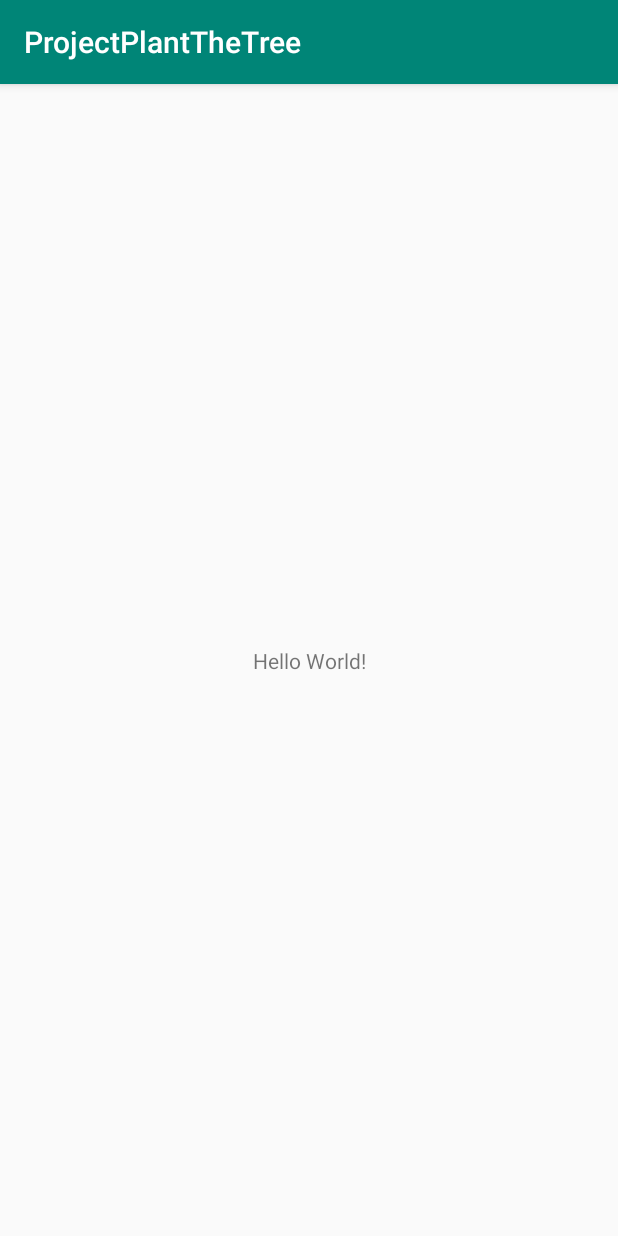
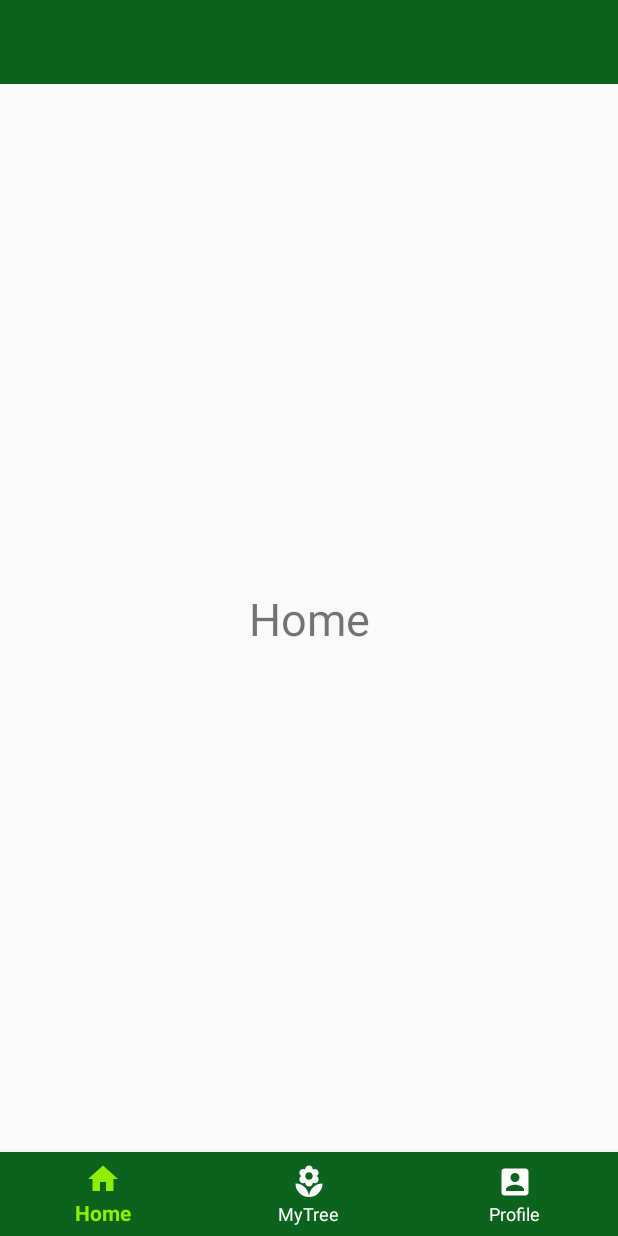
Before and after one commit to Heanphearak/PlantTheTree, an Android app: the screen it shows after launch (MainActivity), on a phone screen of 412 x 824 dp. Run offline under Robolectric (Android 15) with nearby library versions, the phone set to English and light mode, and no system bars; our stand-ins replace navigation-ui.

Commit message:
navigation

```diff
--- /dev/null
+++ b/app/src/main/java/niptict/edu/projectplantthetree/HomeFragment.kt
@@ -0,0 +1,18 @@
+package niptict.edu.projectplantthetree
+
+
+import android.os.Bundle
+import androidx.fragment.app.Fragment
+import android.view.LayoutInflater
+import android.view.View
+import android.view.ViewGroup
+
+class HomeFragment : Fragment() {
+
+
+    override fun onCreateView(inflater: LayoutInflater, container: ViewGroup?,
+        savedInstanceState: Bundle?): View? {
+        // Inflate the layout for this fragment
+        return inflater.inflate(R.layout.fragment_home, container, false)
+    }
+}
--- a/app/src/main/java/niptict/edu/projectplantthetree/MainActivity.kt
+++ b/app/src/main/java/niptict/edu/projectplantthetree/MainActivity.kt
@@ -2,11 +2,16 @@ package niptict.edu.projectplantthetree
 
 import androidx.appcompat.app.AppCompatActivity
 import android.os.Bundle
+import androidx.navigation.findNavController
+import androidx.navigation.ui.setupWithNavController
+import kotlinx.android.synthetic.main.activity_main.*
 
 class MainActivity : AppCompatActivity() {
 
     override fun onCreate(savedInstanceState: Bundle?) {
         super.onCreate(savedInstanceState)
         setContentView(R.layout.activity_main)
+        val navController = findNavController(R.id.myNavHostFragment)
+        bottom_navigation.setupWithNavController(navController)
     }
 }
--- /dev/null
+++ b/app/src/main/res/drawable/ic_home.xml
@@ -0,0 +1,5 @@
+<vector android:height="24dp" android:tint="#FFFFFF"
+    android:viewportHeight="24.0" android:viewportWidth="24.0"
+    android:width="24dp" xmlns:android="http://schemas.android.com/apk/res/android">
+    <path android:fillColor="#FF000000" android:pathData="M10,20v-6h4v6h5v-8h3L12,3 2,12h3v8z"/>
+</vector>
--- /dev/null
+++ b/app/src/main/res/drawable/ic_my_tree.xml
@@ -0,0 +1,5 @@
+<vector android:height="24dp" android:tint="#FFFFFF"
+    android:viewportHeight="24.0" android:viewportWidth="24.0"
+    android:width="24dp" xmlns:android="http://schemas.android.com/apk/res/android">
+    <path android:fillColor="#FF000000" android:pathData="M12,22c4.97,0 9,-4.03 9,-9 -4.97,0 -9,4.03 -9,9zM5.6,10.25c0,1.38 1.12,2.5 2.5,2.5 0.53,0 1.01,-0.16 1.42,-0.44l-0.02,0.19c0,1.38 1.12,2.5 2.5,2.5s2.5,-1.12 2.5,-2.5l-0.02,-0.19c0.4,0.28 0.89,0.44 1.42,0.44 1.38,0 2.5,-1.12 2.5,-2.5 0,-1 -0.59,-1.85 -1.43,-2.25 0.84,-0.4 1.43,-1.25 1.43,-2.25 0,-1.38 -1.12,-2.5 -2.5,-2.5 -0.53,0 -1.01,0.16 -1.42,0.44l0.02,-0.19C14.5,2.12 13.38,1 12,1S9.5,2.12 9.5,3.5l0.02,0.19c-0.4,-0.28 -0.89,-0.44 -1.42,-0.44 -1.38,0 -2.5,1.12 -2.5,2.5 0,1 0.59,1.85 1.43,2.25 -0.84,0.4 -1.43,1.25 -1.43,2.25zM12,5.5c1.38,0 2.5,1.12 2.5,2.5s-1.12,2.5 -2.5,2.5S9.5,9.38 9.5,8s1.12,-2.5 2.5,-2.5zM3,13c0,4.97 4.03,9 9,9 0,-4.97 -4.03,-9 -9,-9z"/>
+</vector>
--- /dev/null
+++ b/app/src/main/res/drawable/ic_profile.xml
@@ -0,0 +1,5 @@
+<vector android:height="24dp" android:tint="#FFFFFF"
+    android:viewportHeight="24.0" android:viewportWidth="24.0"
+    android:width="24dp" xmlns:android="http://schemas.android.com/apk/res/android">
+    <path android:fillColor="#FF000000" android:pathData="M3,5v14c0,1.1 0.89,2 2,2h14c1.1,0 2,-0.9 2,-2L21,5c0,-1.1 -0.9,-2 -2,-2L5,3c-1.11,0 -2,0.9 -2,2zM15,9c0,1.66 -1.34,3 -3,3s-3,-1.34 -3,-3 1.34,-3 3,-3 3,1.34 3,3zM6,17c0,-2 4,-3.1 6,-3.1s6,1.1 6,3.1v1L6,18v-1z"/>
+</vector>
--- /dev/null
+++ b/app/src/main/res/drawable/item_selected.xml
@@ -0,0 +1,7 @@
+<?xml version="1.0" encoding="utf-8"?>
+<selector xmlns:android="http://schemas.android.com/apk/res/android">
+    <item android:state_checked="true"
+        android:color="#90EE02"/>
+    <item android:state_checked="false"
+        android:color="#FFFFFF"/>
+</selector>
--- a/app/src/main/res/layout/activity_main.xml
+++ b/app/src/main/res/layout/activity_main.xml
@@ -5,14 +5,37 @@
     android:layout_width="match_parent"
     android:layout_height="match_parent"
     tools:context=".MainActivity">
+    <androidx.appcompat.widget.Toolbar
+        android:id="@+id/toolbar"
+        app:layout_constraintTop_toTopOf="parent"
+        android:background="#0C631E"
+        android:layout_width="match_parent"
+        android:layout_height="wrap_content"/>
 
-    <TextView
-        android:layout_width="wrap_content"
+    <fragment
+        android:id="@+id/myNavHostFragment"
+        android:name="androidx.navigation.fragment.NavHostFragment"
+        android:layout_width="match_parent"
         android:layout_height="wrap_content"
-        android:text="Hello World!"
-        app:layout_constraintBottom_toBottomOf="parent"
+        app:defaultNavHost="true"
+        app:layout_constraintBottom_toTopOf="@+id/bottom_navigation"
+        app:layout_constraintTop_toBottomOf="@+id/toolbar"
+        app:navGraph="@navigation/graph_navigation" />
+
+
+    <com.google.android.material.bottomnavigation.BottomNavigationView
+        android:id="@+id/bottom_navigation"
+        android:background="#0C631E"
         app:layout_constraintLeft_toLeftOf="parent"
         app:layout_constraintRight_toRightOf="parent"
-        app:layout_constraintTop_toTopOf="parent" />
+        app:layout_constraintBottom_toBottomOf="parent"
+        app:menu="@menu/menu_navigation"
+        app:labelVisibilityMode="labeled"
+        app:itemTextColor="@drawable/item_selected"
+        app:itemIconTint="@drawable/item_selected"
+        android:layout_width="0dp"
+        android:layout_height="wrap_content">
+    </com.google.android.material.bottomnavigation.BottomNavigationView>
+
 
 </androidx.constraintlayout.widget.ConstraintLayout>
--- /dev/null
+++ b/app/src/main/res/layout/fragment_home.xml
@@ -0,0 +1,19 @@
+<?xml version="1.0" encoding="utf-8"?>
+<androidx.constraintlayout.widget.ConstraintLayout xmlns:android="http://schemas.android.com/apk/res/android"
+    xmlns:tools="http://schemas.android.com/tools"
+    android:layout_width="match_parent"
+    android:layout_height="match_parent"
+    xmlns:app="http://schemas.android.com/apk/res-auto"
+    tools:context=".HomeFragment">
+
+    <!-- TODO: Update blank fragment layout -->
+
+    <TextView
+        app:layout_constraintTop_toTopOf="parent"
+        android:textAlignment="center"
+        android:layout_width="match_parent"
+        android:layout_height="match_parent"
+        android:textSize="30sp"
+        android:text="Home" />
+
+</androidx.constraintlayout.widget.ConstraintLayout>
--- /dev/null
+++ b/app/src/main/res/menu/menu_navigation.xml
@@ -0,0 +1,17 @@
+<?xml version="1.0" encoding="utf-8"?>
+<menu xmlns:android="http://schemas.android.com/apk/res/android">
+        <item
+            android:title="Home"
+            android:id="@+id/home_navigation"
+            android:icon="@drawable/ic_home"/>
+        <item
+            android:title="MyTree"
+            android:id="@+id/my_tree_navigation"
+            android:icon="@drawable/ic_my_tree"/>
+        <item
+            android:title="Profile"
+            android:id="@+id/profile_navigation"
+            android:icon="@drawable/ic_profile"/>
+
+
+</menu>
--- /dev/null
+++ b/app/src/main/res/navigation/graph_navigation.xml
@@ -0,0 +1,23 @@
+<?xml version="1.0" encoding="utf-8"?>
+<navigation xmlns:android="http://schemas.android.com/apk/res/android"
+    xmlns:app="http://schemas.android.com/apk/res-auto"
+    xmlns:tools="http://schemas.android.com/tools"
+    android:id="@+id/graph_navigation"
+    app:startDestination="@id/home_navigation">
+
+    <fragment
+        android:id="@+id/home_navigation"
+        android:name="niptict.edu.projectplantthetree.HomeFragment"
+        android:label="fragment_home"
+        tools:layout="@layout/fragment_home" />
+    <fragment
+        android:id="@+id/my_tree_navigation"
+        android:name="niptict.edu.projectplantthetree.MyTreeFragment"
+        android:label="fragment_my_tree"
+        tools:layout="@layout/fragment_my_tree" />
+    <fragment
+        android:id="@+id/profile_navigation"
+        android:name="niptict.edu.projectplantthetree.ProfileFragment"
+        android:label="fragment_profile"
+        tools:layout="@layout/fragment_profile" />
+</navigation>
--- a/app/src/main/res/values/colors.xml
+++ b/app/src/main/res/values/colors.xml
@@ -1,6 +1,6 @@
 <?xml version="1.0" encoding="utf-8"?>
 <resources>
     <color name="colorPrimary">#008577</color>
-    <color name="colorPrimaryDark">#00574B</color>
+    <color name="colorPrimaryDark">#3B5C10</color>
     <color name="colorAccent">#D81B60</color>
 </resources>
--- a/app/src/main/res/values/strings.xml
+++ b/app/src/main/res/values/strings.xml
@@ -1,3 +1,5 @@
 <resources>
-    <string name="app_name">ProjectPlantTheTree</string>
+    <string name="app_name">PlantTheTree</string>
+
+    <string name="hello_blank_fragment">Hello blank fragment</string>
 </resources>
--- a/app/src/main/res/values/styles.xml
+++ b/app/src/main/res/values/styles.xml
@@ -1,7 +1,7 @@
 <resources>
 
     <!-- Base application theme. -->
-    <style name="AppTheme" parent="Theme.AppCompat.Light.DarkActionBar">
+    <style name="AppTheme" parent="Theme.AppCompat.DayNight.NoActionBar">
         <!-- Customize your theme here. -->
         <item name="colorPrimary">@color/colorPrimary</item>
         <item name="colorPrimaryDark">@color/colorPrimaryDark</item>
--- a/build.gradle
+++ b/build.gradle
@@ -10,6 +10,7 @@ buildscript {
     dependencies {
         classpath 'com.android.tools.build:gradle:3.5.3'
         classpath "org.jetbrains.kotlin:kotlin-gradle-plugin:$kotlin_version"
+        classpath "androidx.navigation:navigation-safe-args-gradle-plugin:2.1.0"
         // NOTE: Do not place your application dependencies here; they belong
         // in the individual module build.gradle files
     }
```
Also changed, not shown: app/build.gradle (+7 -0 lines), app/src/main/java/niptict/edu/projectplantthetree/MyTreeFragment.kt (added, +20 -0 lines), app/src/main/java/niptict/edu/projectplantthetree/ProfileFragment.kt (added, +19 -0 lines), app/src/main/res/layout/fragment_my_tree.xml (added, +18 -0 lines), app/src/main/res/layout/fragment_profile.xml (added, +18 -0 lines).
